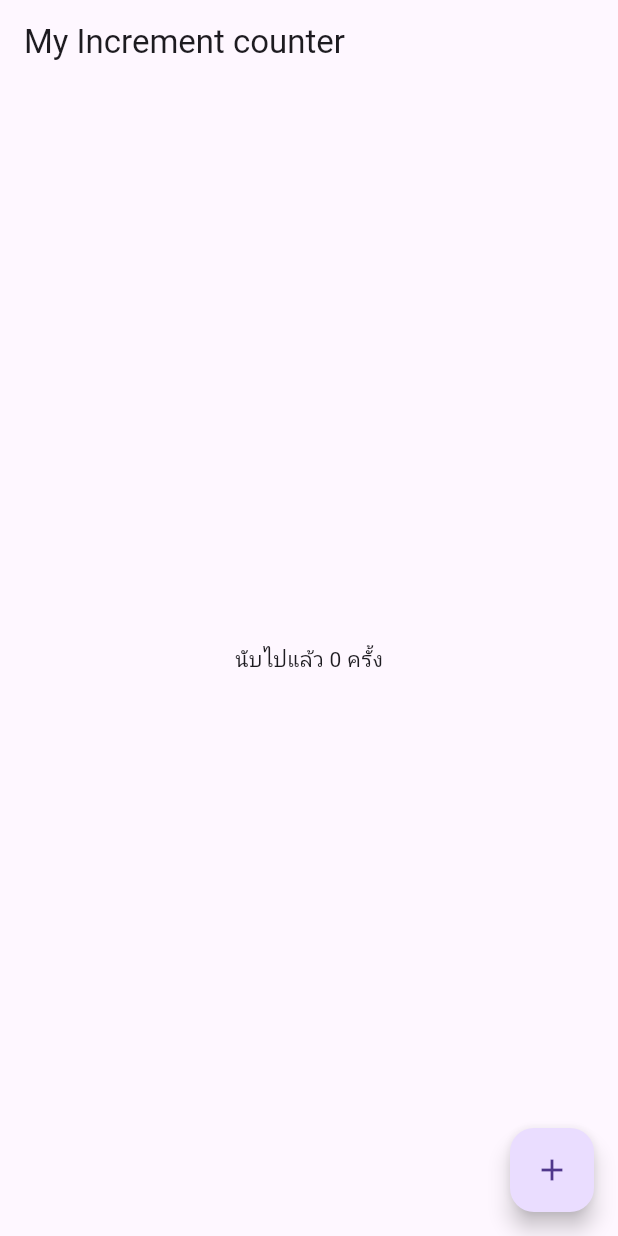
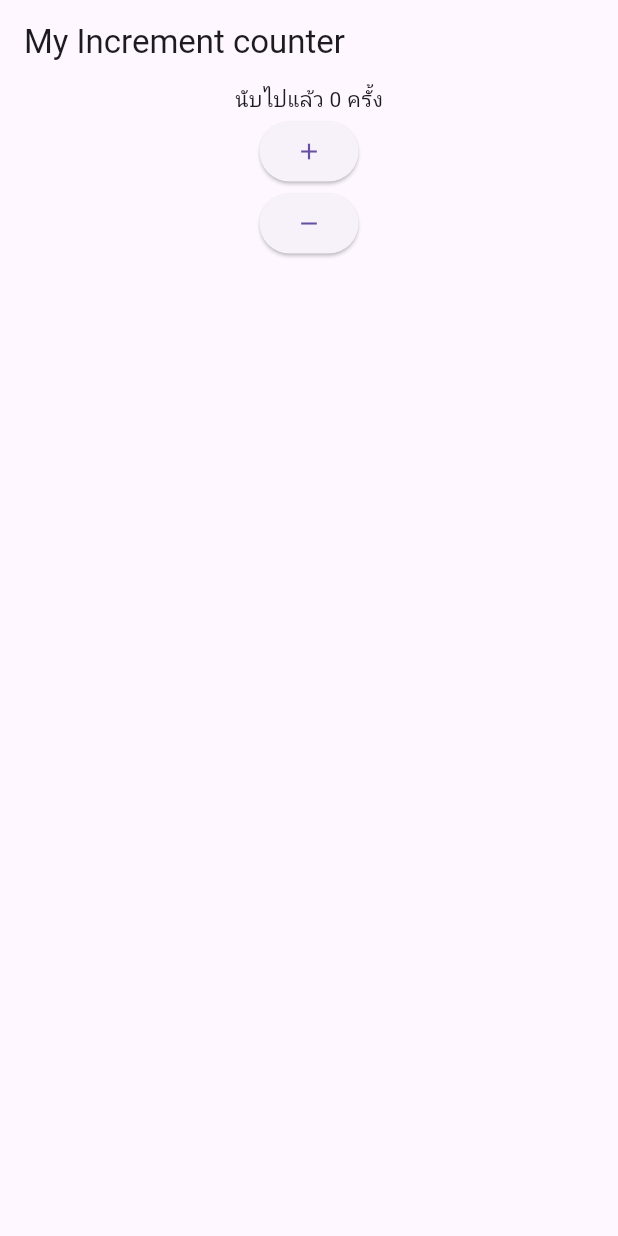
Before and after one commit to zepultula/dart_project, a Flutter app: the screen it shows after launch, on a phone screen of 412 x 824 dp. Run offline on Flutter 3.47's test engine with Material 3 defaults, Android fonts, the phone set to English and light mode, and no system bars.

Commit message:
Finish ep2

```diff
--- a/project_2/lib/screen/my_home_page.dart
+++ b/project_2/lib/screen/my_home_page.dart
@@ -15,6 +15,17 @@ class _MyHomePageState extends State<MyHomePage> {
     });
   }
 
+  void _counterDecrement() {
+    setState(() {
+      if(_counter < 1){
+        _counter = 0;
+      }else{
+        _counter--; //? _count = _counter - 1
+      }
+
+    });
+  }
+
   @override
   Widget build(BuildContext context) {
     return Scaffold(
@@ -22,13 +33,28 @@ class _MyHomePageState extends State<MyHomePage> {
         title: const Text("My Increment counter"),
       ),
       body: Center(
-        child: Text("นับไปแล้ว $_counter ครั้ง"),
+        //child: Text("นับไปแล้ว $_counter ครั้ง"),
+        child: Column(
+          children: [
+            Text("นับไปแล้ว $_counter ครั้ง"),
+            ElevatedButton(
+              onPressed: _counterIncrement,
+              child: const Icon(Icons.add),
+            ),
+            ElevatedButton(
+              onPressed: _counterDecrement,
+              child: const Icon(Icons.remove),
+            ),
+          ],
+        ),
       ),
+      /*
       floatingActionButton: FloatingActionButton(
         onPressed: _counterIncrement,
         tooltip: 'Increment',
         child: const Icon(Icons.add),
       ),
+      */
     );
   }
 }
```
